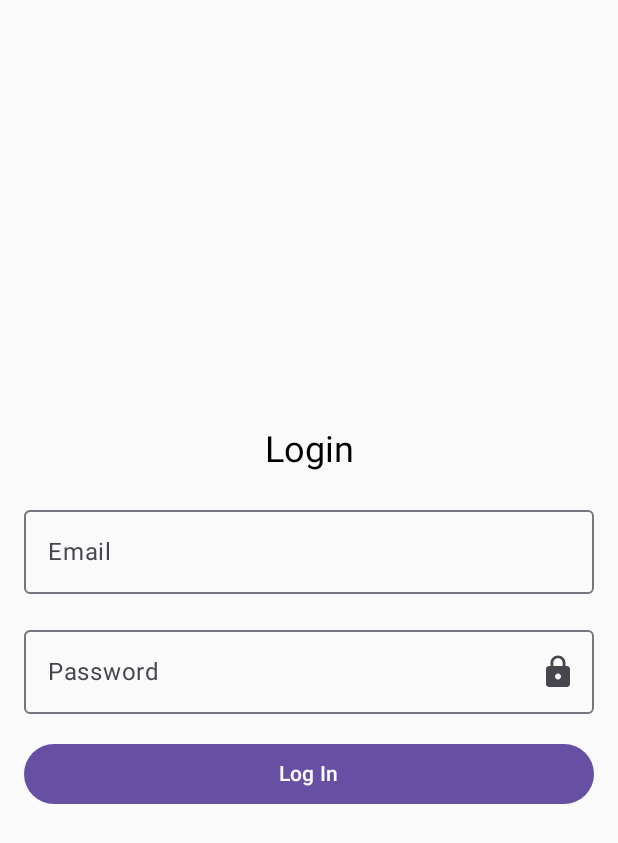
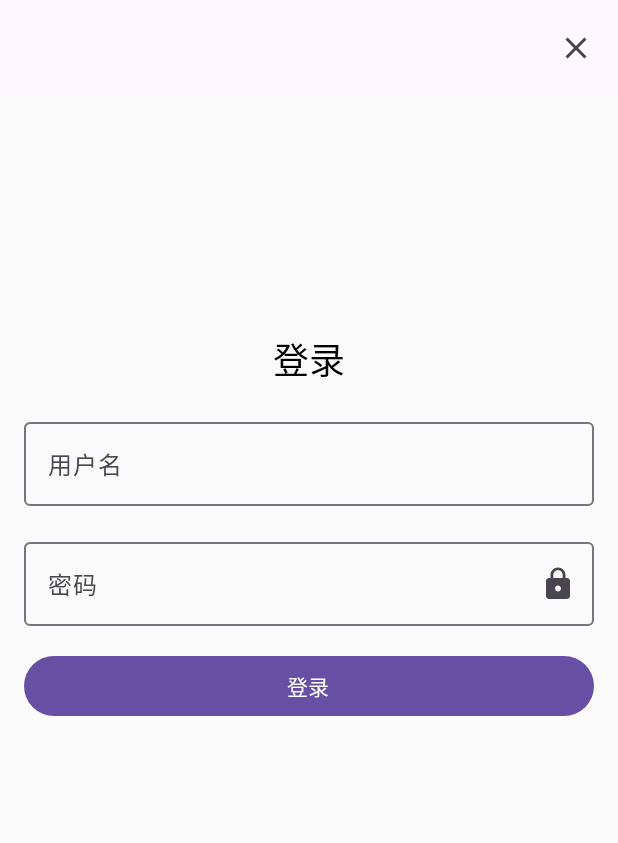
Before and after one commit to wq-william/TestGradle85, an Android app built with Jetpack Compose: the screen it shows after launch (MainActivity), on a phone screen of 412 x 824 dp. Shown: the top 843 px of the screen. Run offline under Robolectric (Android 15) with nearby library versions, the phone set to English and light mode, and no system bars; libraries missing offline, so code that uses them is left out: com.blankj.utilcode, hz.wq.common, hz.wq.httplib; 6 statements that could not run were skipped.

Commit message:
修改登录页面

```diff
--- a/app/src/main/java/com/example/testgradle85/MainActivity.kt
+++ b/app/src/main/java/com/example/testgradle85/MainActivity.kt
@@ -4,16 +4,15 @@ import android.os.Bundle
 import androidx.activity.ComponentActivity
 import androidx.activity.compose.setContent
 import androidx.activity.enableEdgeToEdge
-import androidx.compose.foundation.layout.fillMaxSize
-import androidx.compose.foundation.layout.padding
-import androidx.compose.material3.Scaffold
+import androidx.activity.viewModels
 import androidx.compose.material3.Text
 import androidx.compose.runtime.Composable
 import androidx.compose.ui.Modifier
 import androidx.compose.ui.tooling.preview.Preview
+import androidx.lifecycle.lifecycleScope
 import com.example.testgradle85.testHttp.HttpTest
 import com.example.testgradle85.ui.login.LoginPage
-import com.example.testgradle85.ui.login.LoginViewModel
+import com.example.testgradle85.ui.login.viewModel.LoginViewModel
 import com.example.testgradle85.ui.theme.TestGradle85Theme
 import hz.wq.common.TestCommon
 import hz.wq.common.log.LogUtils.wqLog
@@ -23,6 +22,7 @@ import kotlinx.coroutines.SupervisorJob
 import kotlinx.coroutines.launch
 
 class MainActivity : ComponentActivity() {
+    private val viewModel: LoginViewModel by viewModels()
     override fun onCreate(savedInstanceState: Bundle?) {
         super.onCreate(savedInstanceState)
         enableEdgeToEdge()
@@ -32,7 +32,7 @@ class MainActivity : ComponentActivity() {
             HttpTest.fetchData_Test_sendApi_login陈豪()
         }
         setContent {
-            LoginPage(LoginViewModel())
+            LoginPage(viewModel)
 //            TestGradle85Theme {
 //                Scaffold(modifier = Modifier.fillMaxSize()) { innerPadding ->
 //                    Greeting(
@@ -41,6 +41,13 @@ class MainActivity : ComponentActivity() {
 //                    )
 //                }
 //            }
+        }
+
+        lifecycleScope.launch {
+            viewModel.shouldFinishActivity.collect {
+                "shouldFinishActivity collect".wqLog()
+                finish()
+            }
         }
     }
 }
--- /dev/null
+++ b/app/src/main/java/com/example/testgradle85/ui/common/CommonTopAppBar.kt
@@ -0,0 +1,71 @@
+package com.example.testgradle85.ui.common
+
+import androidx.compose.foundation.layout.statusBarsPadding
+import androidx.compose.material.icons.Icons
+import androidx.compose.material.icons.automirrored.filled.ArrowBack
+import androidx.compose.material.icons.filled.ArrowBack
+import androidx.compose.material.icons.filled.Close
+import androidx.compose.material3.ExperimentalMaterial3Api
+import androidx.compose.material3.Icon
+import androidx.compose.material3.IconButton
+import androidx.compose.material3.Text
+import androidx.compose.material3.TopAppBar
+import androidx.compose.material3.TopAppBarDefaults
+import androidx.compose.runtime.Composable
+import androidx.compose.ui.Modifier
+import androidx.compose.ui.graphics.vector.ImageVector
+import androidx.compose.ui.tooling.preview.Preview
+import hz.wq.common.log.LogUtils.wqLog
+
+@OptIn(ExperimentalMaterial3Api::class)
+@Composable
+fun CommonTopAppBar(
+    leftImgButton: ImgButton? = null,
+    title: String = "",
+    vararg rightImgs: ImgButton?
+) {
+    TopAppBar(
+        title = { Text(text = title) },
+        navigationIcon = {
+            leftImgButton?.let {
+                IconButton(onClick = it.onClick) {
+                    Icon(imageVector = it.imgVector, contentDescription = "leftBtn")
+                }
+            }
+
+        },
+        actions = {
+            rightImgs?.forEachIndexed { index, imgButton ->
+                imgButton?.let {
+                    IconButton(onClick = it.onClick) {
+                        Icon(imageVector = it.imgVector, contentDescription = "rightBtn$index")
+                    }
+                }
+            }
+        },
+        colors = TopAppBarDefaults.smallTopAppBarColors(),
+        modifier = Modifier.statusBarsPadding()
+    )
+}
+
+class ImgButton(
+    var imgVector: ImageVector = Icons.AutoMirrored.Filled.ArrowBack,
+    var onClick: () -> Unit,
+)
+
+
+@Preview(showBackground = true)
+@Composable
+private fun PreviewCustomTopAppBar() {
+    CommonTopAppBar(
+        leftImgButton = ImgButton(Icons.AutoMirrored.Filled.ArrowBack) {
+            "leftBtn".wqLog()
+        },
+        title = "title",
+        rightImgs = arrayOf(
+            ImgButton(Icons.Filled.Close) {
+                "rightBtn".wqLog()
+            }
+        )
+    )
+}
--- a/app/src/main/java/com/example/testgradle85/ui/login/LoginPage.kt
+++ b/app/src/main/java/com/example/testgradle85/ui/login/LoginPage.kt
@@ -1,8 +1,12 @@
+@file:Suppress("UNREACHABLE_CODE")
+
 package com.example.testgradle85.ui.login
 
 import androidx.compose.foundation.layout.*
 import androidx.compose.foundation.text.KeyboardOptions
 import androidx.compose.material.icons.Icons
+import androidx.compose.material.icons.automirrored.filled.ArrowBack
+import androidx.compose.material.icons.filled.Close
 import androidx.compose.material.icons.filled.Face
 import androidx.compose.material.icons.filled.Lock
 import androidx.compose.material3.*
@@ -15,6 +19,13 @@ import androidx.compose.ui.tooling.preview.Preview
 import androidx.compose.ui.unit.dp
 import androidx.lifecycle.ViewModel
 import androidx.lifecycle.viewModelScope
+import androidx.navigation.NavHostController
+import androidx.navigation.compose.rememberNavController
+import com.example.testgradle85.ui.common.CommonTopAppBar
+import com.example.testgradle85.ui.common.ImgButton
+import com.example.testgradle85.ui.login.enums.LoginResult
+import com.example.testgradle85.ui.login.viewModel.LoginViewModel
+import com.example.testgradle85.viewModel.CommonViewModel
 import hz.wq.common.log.LogUtils.wqLog
 import kotlinx.coroutines.delay
 import kotlinx.coroutines.flow.MutableSharedFlow
@@ -22,39 +33,24 @@ import kotlinx.coroutines.flow.SharedFlow
 import kotlinx.coroutines.launch
 
 // ViewModel 示例
-class LoginViewModel : ViewModel() {
-    private val _loginResult = MutableSharedFlow<LoginResult>()
-    val loginResult: SharedFlow<LoginResult> = _loginResult
 
-    fun login(email: String, password: String) {
-        viewModelScope.launch {
-            // 模拟登录请求
-//            delay(1000L)
-            _loginResult.emit(if (email == "123" && password == "456") LoginResult.LoginSuccess else LoginResult.LoginError)
-        }
-    }
-
-    fun resetState() {
-        viewModelScope.launch {
-            _loginResult.emit(LoginResult.NoState)
-        }
-    }
-}
-
-sealed class LoginResult {
-    data object LoginSuccess : LoginResult()
-    data object LoginError : LoginResult()
-    data object LoggingIn : LoginResult() //登录中
-    data object NoState : LoginResult()
-}
 
 @OptIn(ExperimentalMaterial3Api::class)
 @Composable
 fun LoginPage(viewModel: LoginViewModel) {
-    var email by remember { mutableStateOf("") }
+    var userName by remember { mutableStateOf("") }
     var password by remember { mutableStateOf("") }
     var showPassword by remember { mutableStateOf(false) }
     val loginState = viewModel.loginResult.collectAsState(initial = null).value
+    Column {
+        CommonTopAppBar(
+            rightImgs = arrayOf(
+                ImgButton(Icons.Filled.Close) {
+                    "rightBtn".wqLog()
+                    viewModel.finishActivity()
+                }
+            )
+        )
         Column(
             modifier = Modifier
                 .fillMaxSize()
@@ -62,12 +58,12 @@ fun LoginPage(viewModel: LoginViewModel) {
             verticalArrangement = Arrangement.Center,
             horizontalAlignment = Alignment.CenterHorizontally
         ) {
-        Text(text = "Login", style = MaterialTheme.typography.headlineSmall)
+            Text(text = "登录", style = MaterialTheme.typography.headlineSmall)
             Spacer(modifier = Modifier.height(16.dp))
             OutlinedTextField(
-            value = email,
-            onValueChange = { email = it },
-            label = { Text("Email") },
+                value = userName,
+                onValueChange = { userName = it },
+                label = { Text("用户名") },
                 singleLine = true,
                 modifier = Modifier.fillMaxWidth()
             )
@@ -75,7 +71,7 @@ fun LoginPage(viewModel: LoginViewModel) {
             OutlinedTextField(
                 value = password,
                 onValueChange = { password = it },
-            label = { Text("Password") },
+                label = { Text("密码") },
                 visualTransformation = if (showPassword) VisualTransformation.None else PasswordVisualTransformation(),
                 keyboardOptions = KeyboardOptions(keyboardType = KeyboardType.Password),
                 singleLine = true,
@@ -92,15 +88,18 @@ fun LoginPage(viewModel: LoginViewModel) {
             Spacer(modifier = Modifier.height(16.dp))
             Button(
                 onClick = {
-                viewModel.login(email, password)
+                    viewModel.login(userName, password)
                 },
                 modifier = Modifier.fillMaxWidth()
             ) {
-            Text("Log In")
+                Text("登录")
+            }
+            Spacer(modifier = Modifier.height(186.dp))
         }
     }
-    LaunchedEffect(email) {
-        email.wqLog()
+
+    LaunchedEffect(userName) {
+        userName.wqLog()
     }
     LaunchedEffect(password) {
         password.wqLog()
--- /dev/null
+++ b/app/src/main/java/com/example/testgradle85/ui/login/viewModel/LoginViewModel.kt
@@ -0,0 +1,27 @@
+package com.example.testgradle85.ui.login.viewModel
+
+import androidx.lifecycle.viewModelScope
+import com.example.testgradle85.ui.login.enums.LoginResult
+import com.example.testgradle85.viewModel.CommonViewModel
+import kotlinx.coroutines.flow.MutableSharedFlow
+import kotlinx.coroutines.flow.SharedFlow
+import kotlinx.coroutines.launch
+
+class LoginViewModel : CommonViewModel() {
+    private val _loginResult = MutableSharedFlow<LoginResult>()
+    val loginResult: SharedFlow<LoginResult> = _loginResult
+
+    fun login(email: String, password: String) {
+        viewModelScope.launch {
+            // 模拟登录请求
+//            delay(1000L)
+            _loginResult.emit(if (email == "123" && password == "456") LoginResult.LoginSuccess else LoginResult.LoginError)
+        }
+    }
+
+    fun resetState() {
+        viewModelScope.launch {
+            _loginResult.emit(LoginResult.NoState)
+        }
+    }
+}
--- /dev/null
+++ b/app/src/main/java/com/example/testgradle85/viewModel/CommonViewModel.kt
@@ -0,0 +1,20 @@
+package com.example.testgradle85.viewModel
+
+import androidx.lifecycle.ViewModel
+import androidx.lifecycle.viewModelScope
+import hz.wq.common.log.LogUtils.wqLog
+import kotlinx.coroutines.flow.*
+import kotlinx.coroutines.launch
+
+open class CommonViewModel : ViewModel() {
+    private val _shouldFinishActivity = MutableSharedFlow<Unit>()
+    val shouldFinishActivity: SharedFlow<Unit> = _shouldFinishActivity
+
+    fun finishActivity() {
+        "wq finishActivity".wqLog()
+        viewModelScope.launch {
+            "wq finishActivity emit".wqLog()
+            _shouldFinishActivity.emit(Unit)
+        }
+    }
+}
```
Also changed, not shown: app/src/main/java/com/example/testgradle85/ui/login/enums/LoginResult.kt (added, +8 -0 lines). Lines whose indentation alone changed are shown as unchanged.
